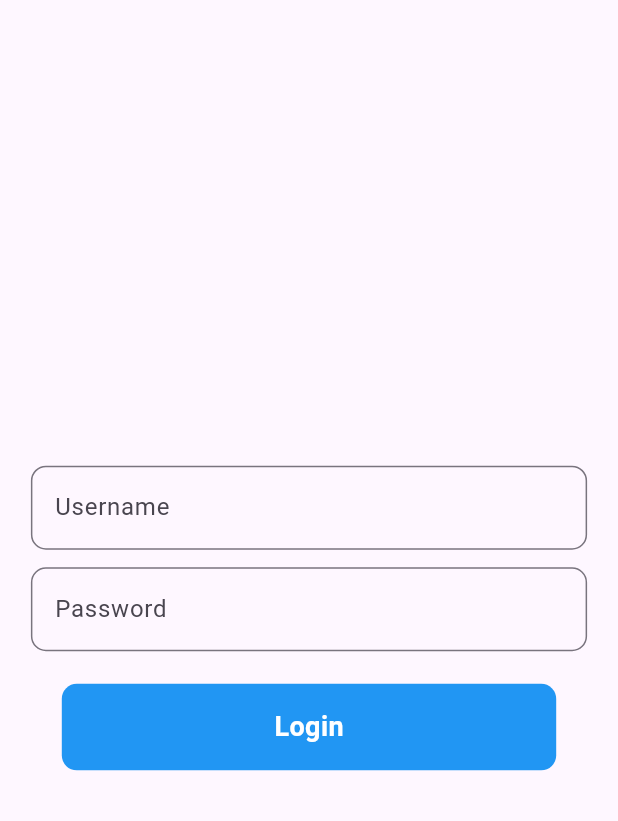
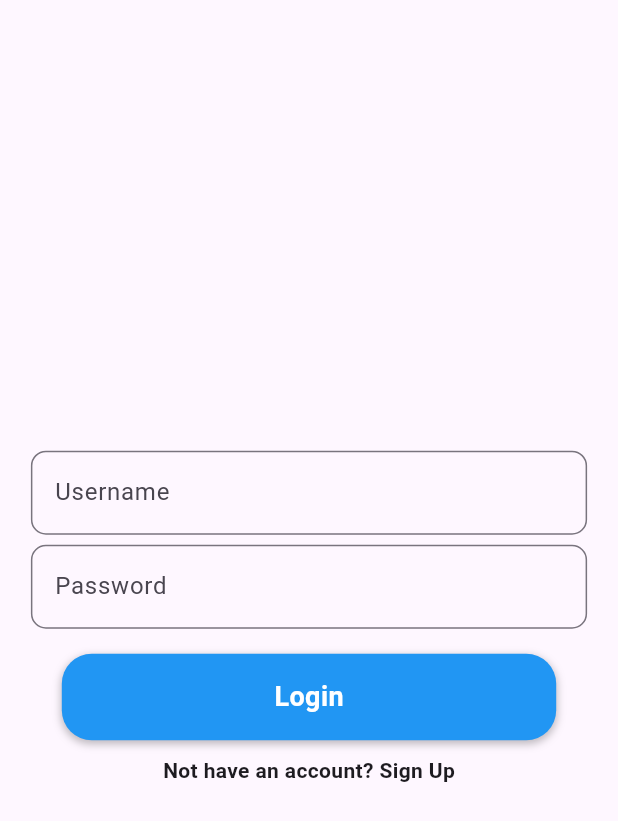
Before and after one commit to ybenktib/Random-App, a Flutter app: the screen it shows after launch, after a tap on "Login", on a phone screen of 412 x 824 dp. Shown: the top 821 px of the screen. Run offline on Flutter 3.47's test engine with Material 3 defaults, Android fonts, the phone set to English and light mode, and no system bars.

Commit message:
Register Screen created

```diff
--- a/lib/main.dart
+++ b/lib/main.dart
@@ -11,6 +11,7 @@ class MainApp extends StatelessWidget {
   @override
   Widget build(BuildContext context) {
     return const MaterialApp(
+      debugShowCheckedModeBanner: false,
       home: LoginScreen()
     );
   }
--- a/lib/screens/login_screen.dart
+++ b/lib/screens/login_screen.dart
@@ -11,11 +11,21 @@ class LoginScreen extends StatelessWidget {
     return Scaffold(
       body: Padding(
         padding: const EdgeInsets.all(40),
-        child: Align(
-          alignment: AlignmentGeometry.bottomCenter,
+        //child: Align(
+          //alignment: Alignment.center,
           child: Column(
-            mainAxisSize: MainAxisSize.min,
+            crossAxisAlignment: CrossAxisAlignment.center,
             children: [
+              const Spacer(),
+              Text(
+                "Logo",
+                textAlign: TextAlign.center,
+                style: TextStyle(
+                  fontSize: 30,
+                  fontWeight: FontWeight.bold,
+                ),
+              ),
+               const Spacer(),
               MainButton(
                 text: "Login",
                 onPressed: () => Navigator.push(context, MaterialPageRoute(builder: (context) => const LoginFormScreen())),
@@ -29,7 +39,7 @@ class LoginScreen extends StatelessWidget {
             ],
           ),
         ),
-      ),
-    );
+      );
+    //);
   }
 }
--- a/lib/screens/loginform_screen.dart
+++ b/lib/screens/loginform_screen.dart
@@ -1,5 +1,6 @@
 import 'package:flutter/material.dart';
 import 'package:random_app/screens/home_screen.dart';
+import 'package:random_app/screens/registerform_screen.dart';
 import 'package:random_app/widgets/button.dart';
 import 'package:random_app/widgets/textfield.dart';
 
@@ -13,11 +14,21 @@ class LoginFormScreen extends StatelessWidget {
         child: Column(
           mainAxisSize: MainAxisSize.min,
           children: [
-            CustomTextField(CustomHolder: "Username"),
+            CustomTextField(customHolder: "Username"),
+            const SizedBox(height: 5),
+            CustomTextField(customHolder: "Password",obsure: true,),
+            const SizedBox(height: 15),
+            MainButton(text: "Login", onPressed: () => Navigator.push(context, MaterialPageRoute(builder: (context) => const HomeScreen()))),
             const SizedBox(height: 10),
-            CustomTextField(CustomHolder: "Password"),
-            const SizedBox(height: 20),
-            MainButton(text: "Login", onPressed: () => Navigator.push(context, MaterialPageRoute(builder: (context) => const HomeScreen())))
+            GestureDetector(
+              onTap: () => Navigator.push(context, MaterialPageRoute(builder: (context) => const RegisterFormScreen())),
+              child: const Text(
+                "Not have an account? Sign Up",
+                style: TextStyle(
+                  fontWeight: FontWeight.bold
+                ),
+              ),
+            )
           ],
         ),
       )
--- a/lib/widgets/button.dart
+++ b/lib/widgets/button.dart
@@ -24,7 +24,14 @@ class MainButton extends StatelessWidget {
         width:  MediaQuery.of(context).size.width * 0.8,
         decoration: BoxDecoration(
           color: color ?? Colors.blue,
-          borderRadius: BorderRadius.circular(10)
+          borderRadius: BorderRadius.circular(20),
+          boxShadow: const [
+            BoxShadow(
+              color: Colors.black26,
+              blurRadius: 4,
+              offset: Offset(0, 2),
+            )
+          ]
         ),
         child: Center(
           child: Text(
--- a/lib/widgets/textfield.dart
+++ b/lib/widgets/textfield.dart
@@ -2,11 +2,13 @@ import 'package:flutter/material.dart';
 
 class CustomTextField extends StatelessWidget {
 
-  final String CustomHolder;
+  final String customHolder;
+  final bool obsure;
 
   const CustomTextField({
     super.key,
-    required this.CustomHolder
+    required this.customHolder,
+    this.obsure = false
   });
 
   @override
@@ -15,11 +17,12 @@ class CustomTextField extends StatelessWidget {
       width: MediaQuery.of(context).size.width * 0.9,
       height: MediaQuery.of(context).size.height * 0.07,
       child: TextField(
+        obscureText: obsure,
         decoration: InputDecoration(
         border: OutlineInputBorder(
           borderRadius: BorderRadius.circular(10)
         ),
-        hintText: CustomHolder,
+        hintText: customHolder,
         hoverColor: Colors.blue,
         fillColor: Colors.blue
       ))
```
Also changed, not shown: lib/screens/registerform_screen.dart (+25 -2 lines).
